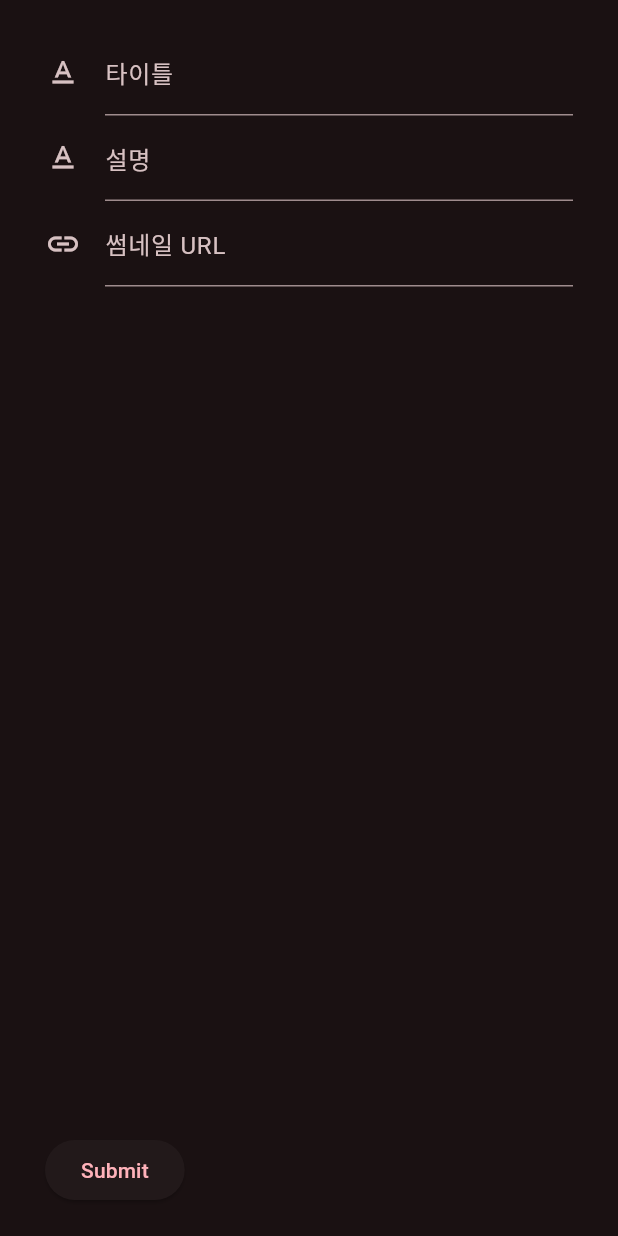
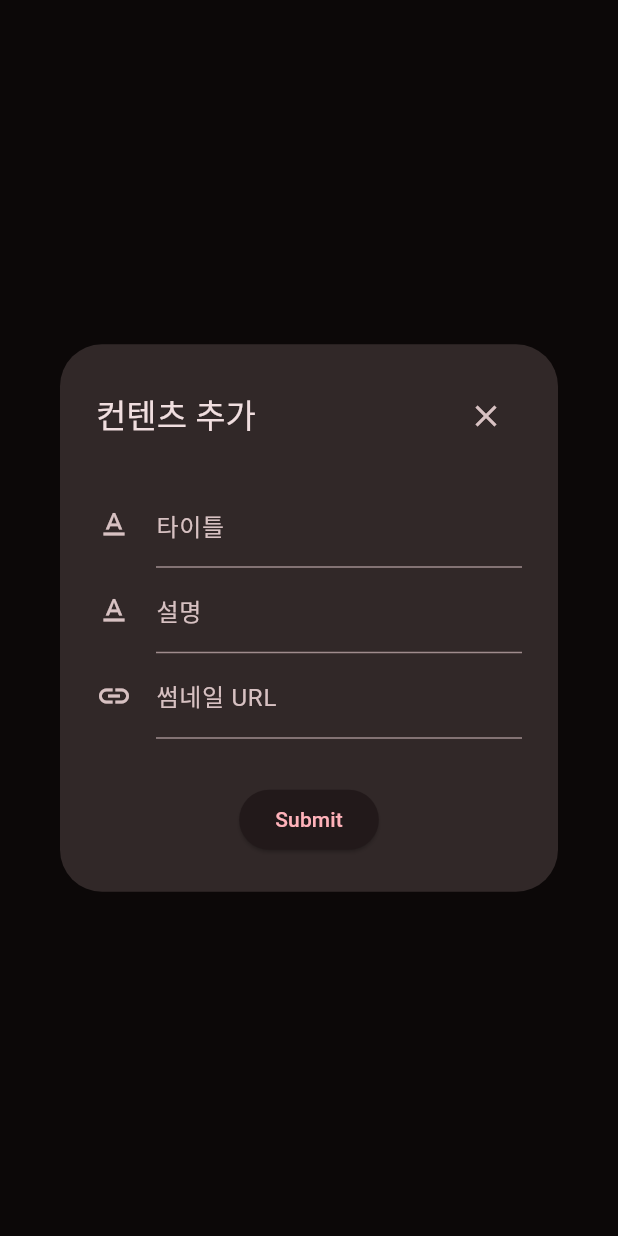
Before and after one commit to viiviii/friendly-pancake, a Flutter app: the AdminScreen screen opened directly, after a tap on "컨텐츠 추가", on a phone screen of 412 x 824 dp. Run offline on Flutter 3.47's test engine with Material 2 defaults, Android fonts, the phone set to English and light mode, and no system bars; network calls fail.

Commit message:
컨텐츠 저장 화면도 다이얼로그로 뜨게 변경한다

```diff
--- a/app/lib/content/admin_screen.dart
+++ b/app/lib/content/admin_screen.dart
@@ -9,9 +9,12 @@ class AdminScreen extends StatelessWidget {
   const AdminScreen({Key? key}) : super(key: key);
 
   Future<void> _goToSaveContent(BuildContext context) async {
-    await Navigator.push(
-      context,
-      MaterialPageRoute(builder: (_) => const ContentSaveScreen()),
+    await showDialog<void>(
+      context: context,
+      builder: (_) => const MySimpleDialog(
+        title: Text('컨텐츠 추가'),
+        child: ContentSaveScreen(),
+      ),
     );
   }
 
@@ -22,12 +25,10 @@ class AdminScreen extends StatelessWidget {
         builder: (_) => ContentListViewScreen(
           onTap: (content) => showDialog<void>(
             context: context,
-            builder: (_) {
-              return MySimpleDialog(
-                title: Text(content.title),
-                child: ContentEditScreen(content: content),
-              );
-            },
+            builder: (_) => MySimpleDialog(
+              title: Text(content.title),
+              child: ContentEditScreen(content: content),
+            ),
           ),
         ),
       ),
--- a/app/lib/content/content_save_screen.dart
+++ b/app/lib/content/content_save_screen.dart
@@ -49,19 +49,9 @@ class _ContentSaveScreenState extends State<ContentSaveScreen> {
 
   @override
   Widget build(BuildContext context) {
-    return Scaffold(
-      body: Form(
+    return Form(
       key: _formKey,
-        child: Padding(
-          padding: const EdgeInsets.symmetric(
-            vertical: 20,
-            horizontal: 30,
-          ),
       child: Column(
-            crossAxisAlignment: CrossAxisAlignment.start,
-            children: [
-              Expanded(
-                child: ListView(
         children: [
           _ContentInputField(
             icon: const Icon(Icons.text_format),
@@ -81,16 +71,12 @@ class _ContentSaveScreenState extends State<ContentSaveScreen> {
             hintText: '등록할 컨텐츠의 썸네일 URL',
             onSaved: (value) => _imageUrl = value,
           ),
-                  ],
-                ),
-              ),
+          const SizedBox(height: 30),
           ElevatedButton(
             onPressed: _onContentSaved,
             child: const Text('Submit'),
           ),
         ],
-          ),
-        ),
       ),
     );
   }
```
Lines whose indentation alone changed are shown as unchanged.
